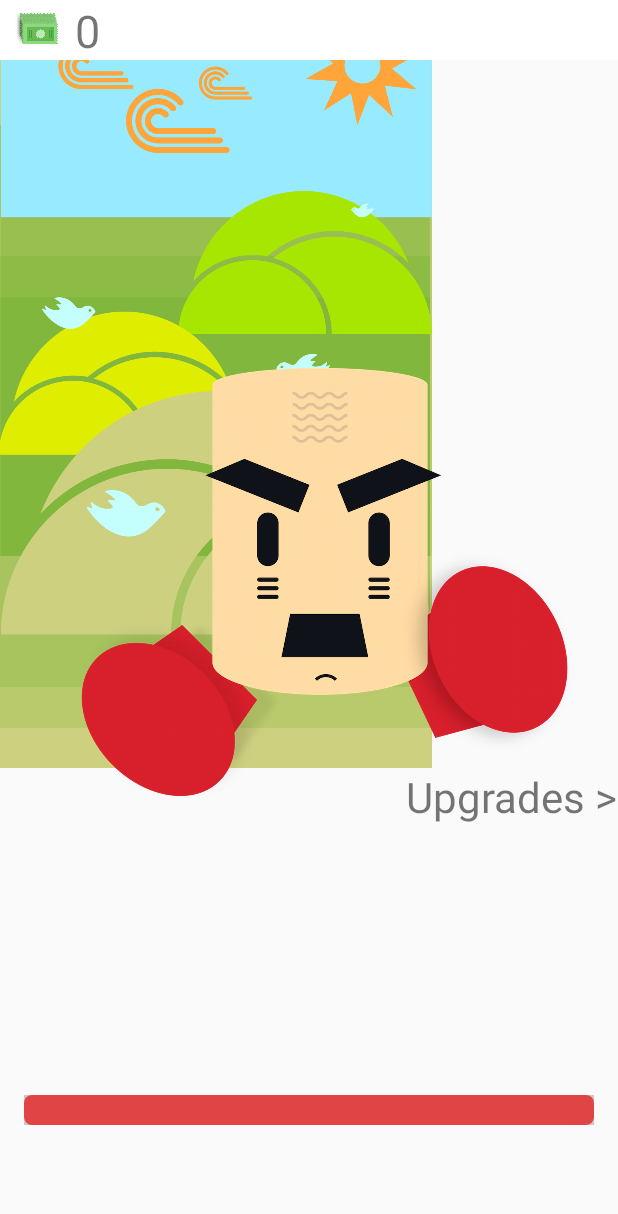
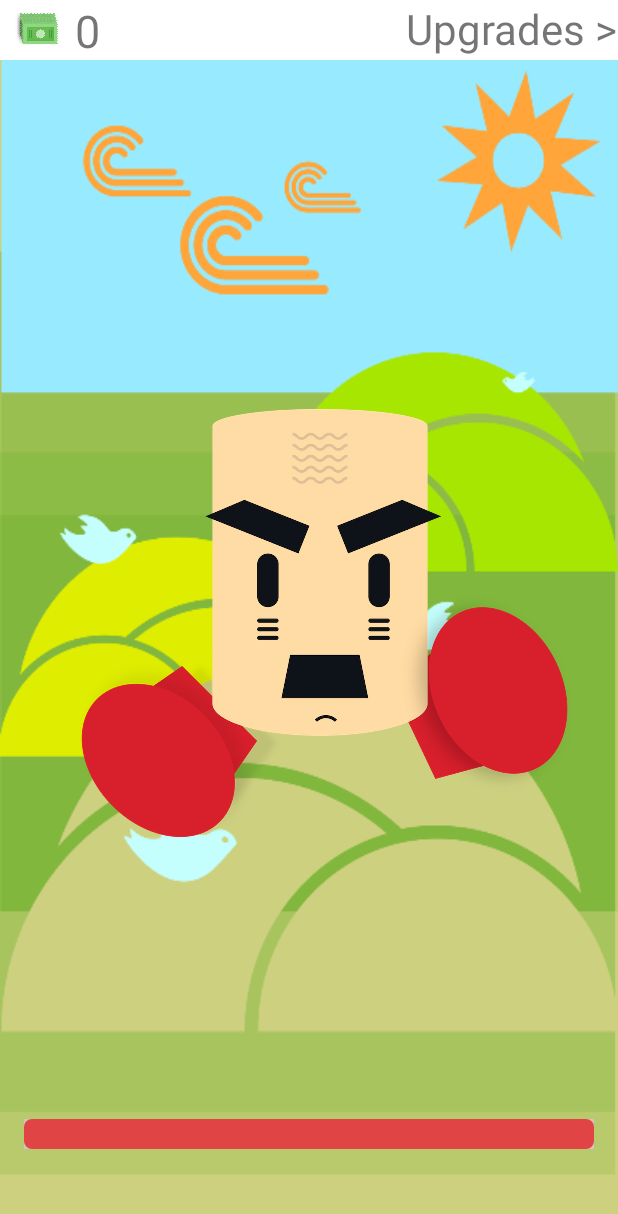
Before and after one commit to rolandtshen/Smash, an Android app: the screen it shows after launch (MainActivity), on a phone screen of 412 x 824 dp. Shown: the top 1214 px of the screen. Run offline under Robolectric (Android 15) with nearby library versions, the phone set to English and light mode, and no system bars.

Commit message:
Fixed glove purchasing, added costs

```diff
--- a/app/src/main/java/com/smashproject/smash/MainActivity.java
+++ b/app/src/main/java/com/smashproject/smash/MainActivity.java
@@ -8,19 +8,15 @@ import android.os.Bundle;
 import android.view.View;
 import android.view.animation.Animation;
 import android.view.animation.AnimationUtils;
-import android.widget.Button;
 import android.widget.ImageButton;
 import android.widget.ImageView;
 import android.widget.ProgressBar;
-import android.widget.RelativeLayout;
 import android.widget.TextView;
-
-import org.w3c.dom.Text;
 
 
 public class MainActivity extends AppCompatActivity {
     //all variables
-    TextView pointsTextView;
+    public TextView moneyTextView;
     ImageButton mTarget;
     TextView upgradesLabel;
     ImageView background;
@@ -33,14 +29,13 @@ public class MainActivity extends AppCompatActivity {
 
     @Override
     protected void onCreate(Bundle savedInstanceState) {
-        super.onCreate(savedInstanceState);
-        setContentView(R.layout.activity_main);
+        super.onCreate(savedInstanceState);setContentView(R.layout.activity_main);
+
         //initialize variables
         deathIndex = 1;
         newIndex = deathIndex;
-        pointsTextView = (TextView) findViewById(R.id.money);
+        moneyTextView = (TextView) findViewById(R.id.money);
         mTarget = (ImageButton) findViewById(R.id.target);
-        //upgrades = (Button) findViewById(R.id.viewUpgrades);
         background = (ImageView) findViewById(R.id.bg);
         healthBar = (ProgressBar) findViewById(R.id.healthBar);
         target = new Target(this, mTarget, background);
@@ -49,7 +44,9 @@ public class MainActivity extends AppCompatActivity {
 
         healthBar.setMax(target.getMaxHealth());
         healthBar.setProgress(target.getCurrentHealth());
+        background.setScaleType(ImageView.ScaleType.FIT_XY);
 
+        //causes target to bounce up and down when hit
         final Animation anim = AnimationUtils.loadAnimation(this, R.anim.scale);
 
         mTarget.setOnClickListener(new View.OnClickListener() {
@@ -67,7 +64,7 @@ public class MainActivity extends AppCompatActivity {
                     if (deathIndex != newIndex) {
                         target.changeCharacters(mTarget, c);
                         target.changeBackgrounds(background, c);
-                        target.numPoints++;
+                        target.addMoney(1);
                         newIndex++;
                     }
                 }
@@ -75,7 +72,7 @@ public class MainActivity extends AppCompatActivity {
                 healthBar.setMax(target.getMaxHealth());
                 healthBar.setProgress(target.getCurrentHealth());
 
-                pointsTextView.setText(target.numPoints + "");
+                changeMoneyLabel(target.getNumMoney() + "");
             }
         });
 
@@ -93,4 +90,7 @@ public class MainActivity extends AppCompatActivity {
         startActivity(intent);
     }
 
+    public void changeMoneyLabel(String s) {
+        moneyTextView.setText(s);
+    }
 }
--- a/app/src/main/res/layout/activity_main.xml
+++ b/app/src/main/res/layout/activity_main.xml
@@ -3,29 +3,25 @@
     xmlns:tools="http://schemas.android.com/tools"
     android:layout_width="fill_parent"
     android:layout_height="fill_parent"
-    android:paddingBottom="@dimen/activity_vertical_margin"
     tools:context="com.rolandshen.smash.MainActivity"
     android:id="@+id/background">
 
     <ImageView
-        android:layout_width="wrap_content"
-        android:layout_height="wrap_content"
+        android:layout_width="fill_parent"
+        android:layout_height="fill_parent"
         android:id="@+id/bg"
-        android:layout_alignParentTop="true"
         android:layout_alignParentLeft="true"
-        android:layout_alignParentStart="true"/>
+        android:layout_alignParentStart="true"
+        android:layout_below="@+id/linearLayout"/>
 
     <ImageButton
         android:id="@+id/target"
-        android:layout_width="wrap_content"
+        android:layout_width="match_parent"
         android:layout_height="300sp"
         android:background="@null"
-        android:layout_alignParentRight="true"
-        android:layout_alignParentEnd="true"
-        android:layout_alignParentLeft="true"
-        android:layout_alignParentStart="true"
-        android:layout_below="@+id/linearLayout"
-        android:layout_above="@+id/healthBar"/>
+        android:layout_centerVertical="true"
+        android:layout_alignRight="@+id/upgrades"
+        android:layout_alignEnd="@+id/upgrades"/>
 
     <ProgressBar
         style="@android:style/Widget.ProgressBar.Horizontal"
@@ -73,8 +69,8 @@
         android:text="Upgrades >"
         android:id="@+id/upgrades"
         android:textSize="28sp"
-        android:layout_below="@+id/bg"
-        android:layout_alignParentRight="true"
+        android:layout_alignParentTop="true"
+        android:layout_above="@+id/bg"
         android:layout_alignParentEnd="true"/>
 
 </RelativeLayout>
--- a/app/src/main/res/layout/activity_upgrades.xml
+++ b/app/src/main/res/layout/activity_upgrades.xml
@@ -24,7 +24,7 @@
         android:layout_alignBaseline="@+id/upgradeName"
         android:layout_toRightOf="@+id/upgradeName"
         android:paddingRight="6dp"
-        android:text="amount: " />
+        android:text="cost:" />
 
     <TextView
         android:id="@+id/amount"
```
Also changed, not shown: app/src/main/java/com/smashproject/smash/Target.java (+11 -9 lines), app/src/main/java/com/smashproject/smash/Upgrades.java (+10 -10 lines), app/src/main/java/com/smashproject/smash/UpgradesActivity.java (+67 -40 lines).
